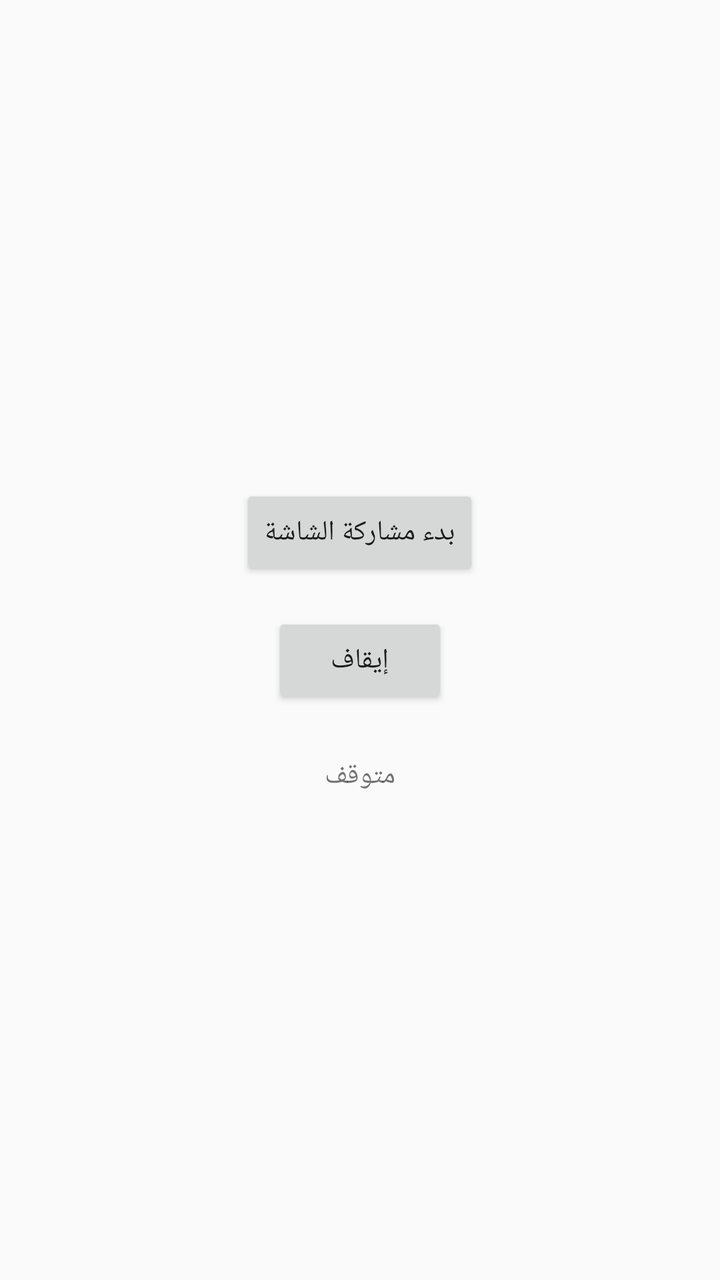
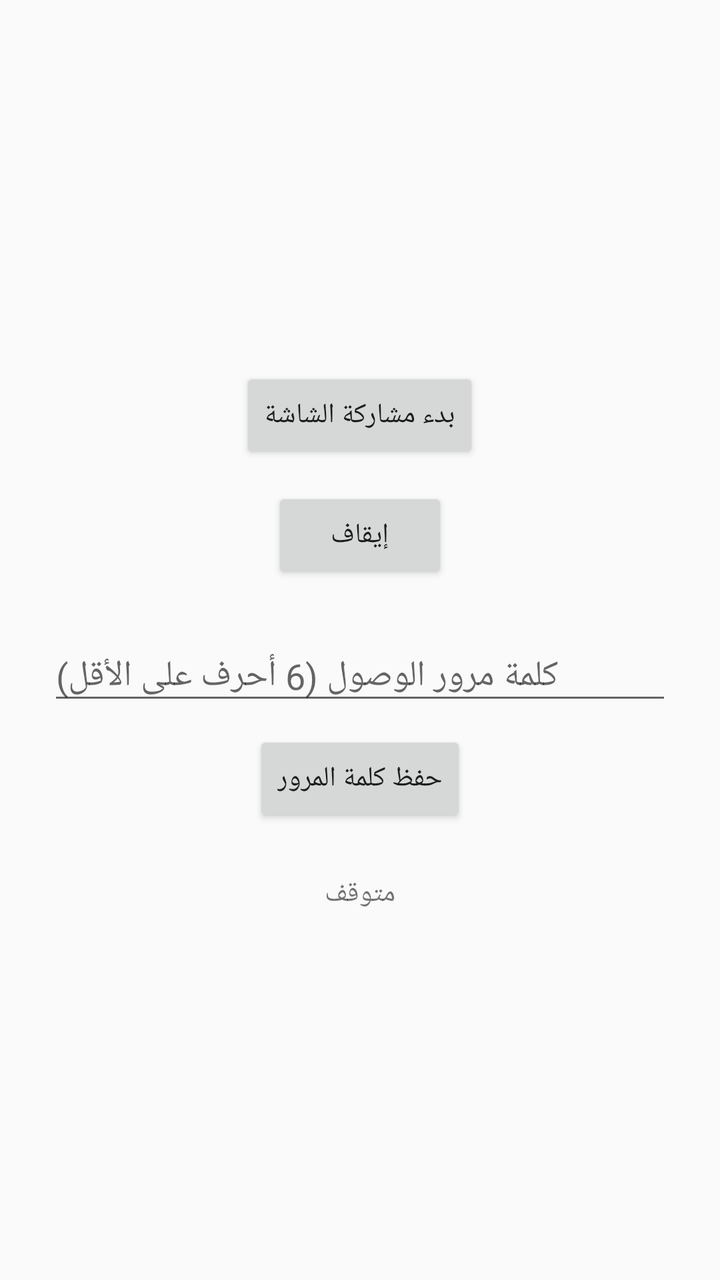

Two renders of the same Android screen: before a commit and after it. Below are the layout's source before the change and the commit's diff.
<!-- AndroidManifest.xml: application theme Theme.AppCompat.Light.DarkActionBar -->
<!-- res/layout/activity_main.xml -->
<?xml version="1.0" encoding="utf-8"?>
<LinearLayout xmlns:android="http://schemas.android.com/apk/res/android"
    android:layout_width="match_parent"
    android:layout_height="match_parent"
    android:orientation="vertical"
    android:padding="24dp"
    android:gravity="center">

    <Button
        android:id="@+id/btnStart"
        android:layout_width="wrap_content"
        android:layout_height="wrap_content"
        android:text="بدء مشاركة الشاشة" />

    <Button
        android:id="@+id/btnStop"
        android:layout_width="wrap_content"
        android:layout_height="wrap_content"
        android:layout_marginTop="16dp"
        android:text="إيقاف" />

    <TextView
        android:id="@+id/txtStatus"
        android:layout_width="wrap_content"
        android:layout_height="wrap_content"
        android:layout_marginTop="24dp"
        android:text="متوقف" />
</LinearLayout>
<!-- resources referenced by this layout -->
<resources>

</resources>

<!-- the commit's change to res/layout/activity_main.xml (unified diff, before → after) -->
@@ -16,8 +16,23 @@
         android:id="@+id/btnStop"
         android:layout_width="wrap_content"
         android:layout_height="wrap_content"
-        android:layout_marginTop="16dp"
+        android:layout_marginTop="12dp"
         android:text="إيقاف" />
+
+    <EditText
+        android:id="@+id/edtPassword"
+        android:layout_width="match_parent"
+        android:layout_height="wrap_content"
+        android:layout_marginTop="24dp"
+        android:hint="كلمة مرور الوصول (6 أحرف على الأقل)"
+        android:inputType="textPassword" />
+
+    <Button
+        android:id="@+id/btnSetPassword"
+        android:layout_width="wrap_content"
+        android:layout_height="wrap_content"
+        android:layout_marginTop="8dp"
+        android:text="حفظ كلمة المرور" />
 
     <TextView
         android:id="@+id/txtStatus"
